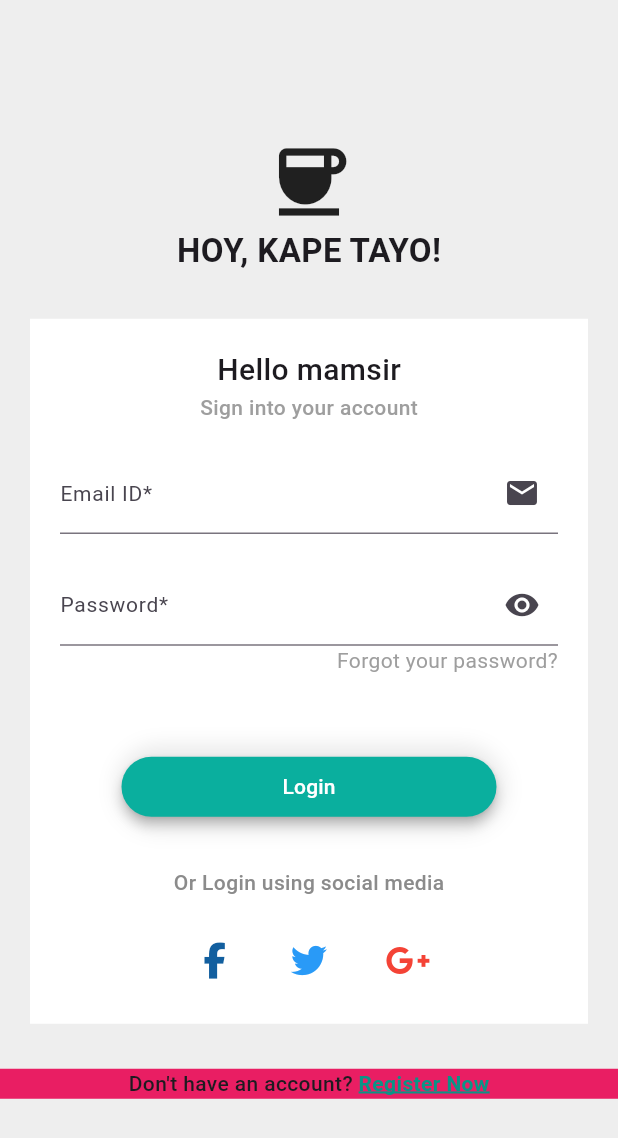
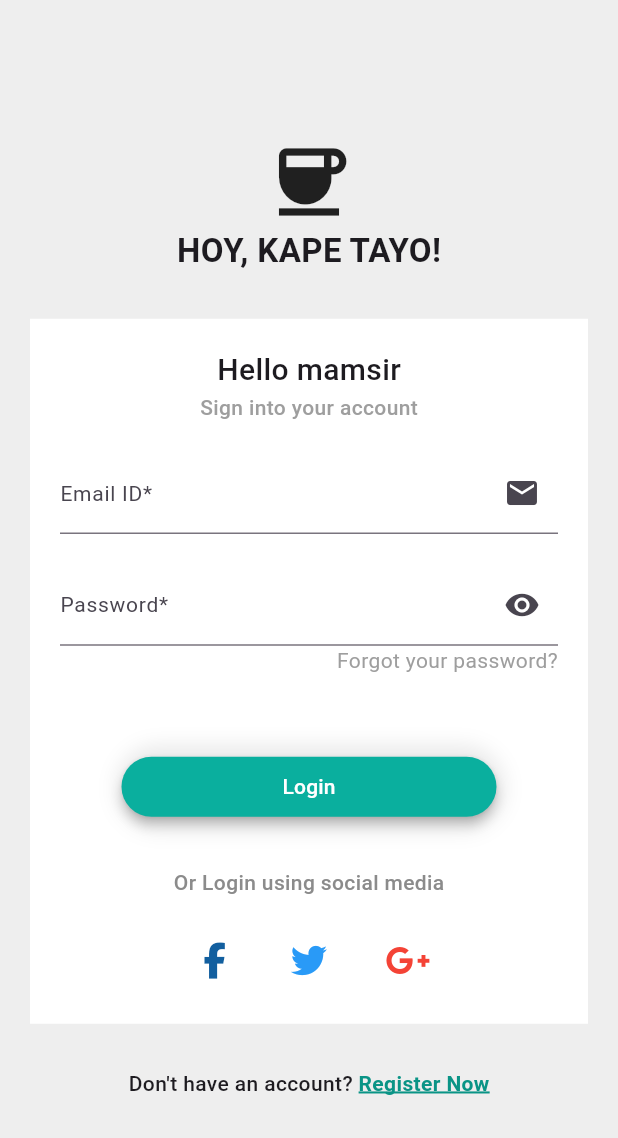
Before and after one commit to yappanthony/cs3midlogin, a Flutter app: the screen it shows after launch, on a phone screen of 412 x 824 dp. Shown: the top 1138 px of the screen. Run offline on Flutter 3.47's test engine with Material 3 defaults, Android fonts, the phone set to English and light mode, and no system bars; our stand-ins replace font_awesome_flutter.

Commit message:
remove container in footermsg

```diff
--- a/lib/main.dart
+++ b/lib/main.dart
@@ -45,9 +45,7 @@ class FooterMsg extends StatelessWidget {
 
   @override
   Widget build(BuildContext context) {
-    return Container(
-      color: Colors.pink,
-      child: const Row(
+    return const Row(
       mainAxisAlignment: MainAxisAlignment.center,
       crossAxisAlignment: CrossAxisAlignment.end,
 
@@ -69,7 +67,6 @@ class FooterMsg extends StatelessWidget {
           )
         )
       ],
-      ),
     );
   }
 }
```
Lines whose indentation alone changed are shown as unchanged.
